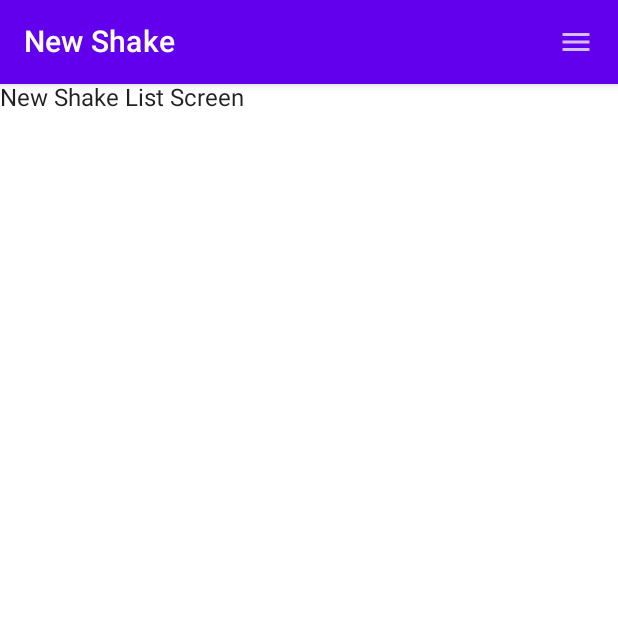
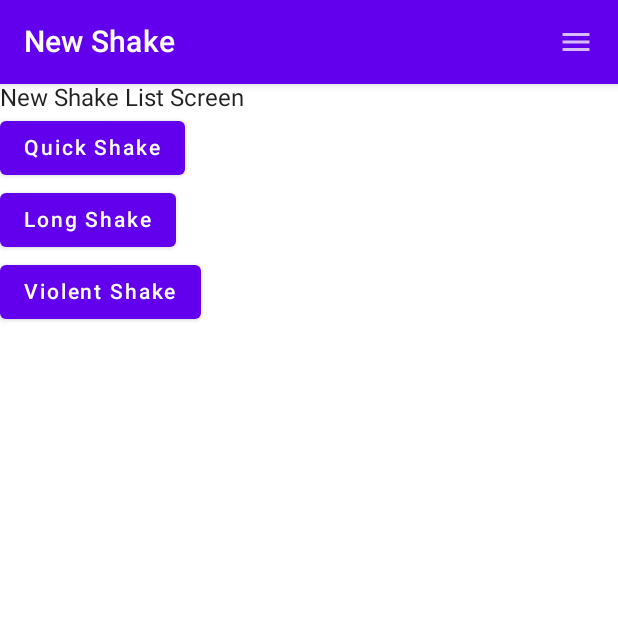
Before and after one commit to daviddvorszky/SBMA_ShakeIT, an Android app built with Jetpack Compose: the screen it shows after launch (MainActivity), on a phone screen of 412 x 824 dp, the top half of it. Run offline under Robolectric (Android 15) with nearby library versions, the phone set to English and light mode, and no system bars.

Commit message:
Add buttons to move from new shake list screen to create shake screens

```diff
--- a/app/src/main/java/org/sbma_shakeit/screens/NewShakeListScreen.kt
+++ b/app/src/main/java/org/sbma_shakeit/screens/NewShakeListScreen.kt
@@ -1,12 +1,34 @@
 package org.sbma_shakeit.screens
 
+import androidx.compose.foundation.layout.Column
+import androidx.compose.foundation.layout.fillMaxSize
+import androidx.compose.material.Button
 import androidx.compose.material.Text
 import androidx.compose.runtime.Composable
+import androidx.compose.ui.Modifier
 import androidx.navigation.NavController
+import org.sbma_shakeit.navigation.Screen
 
 @Composable
 fun NewShakeListScreen(
     navController: NavController
 ) {
-    Text("New Shake List Screen")
+    Column(Modifier.fillMaxSize()) {
+        Text("New Shake List Screen")
+        Button(onClick = {
+            navController.navigate(Screen.QuickShake.route)
+        }) {
+            Text("Quick Shake")
+        }
+        Button(onClick = {
+            navController.navigate(Screen.LongShake.route)
+        }) {
+            Text("Long Shake")
+        }
+        Button(onClick = {
+            navController.navigate(Screen.ViolentShake.route)
+        }) {
+            Text("Violent Shake")
+        }
+    }
 }
```
